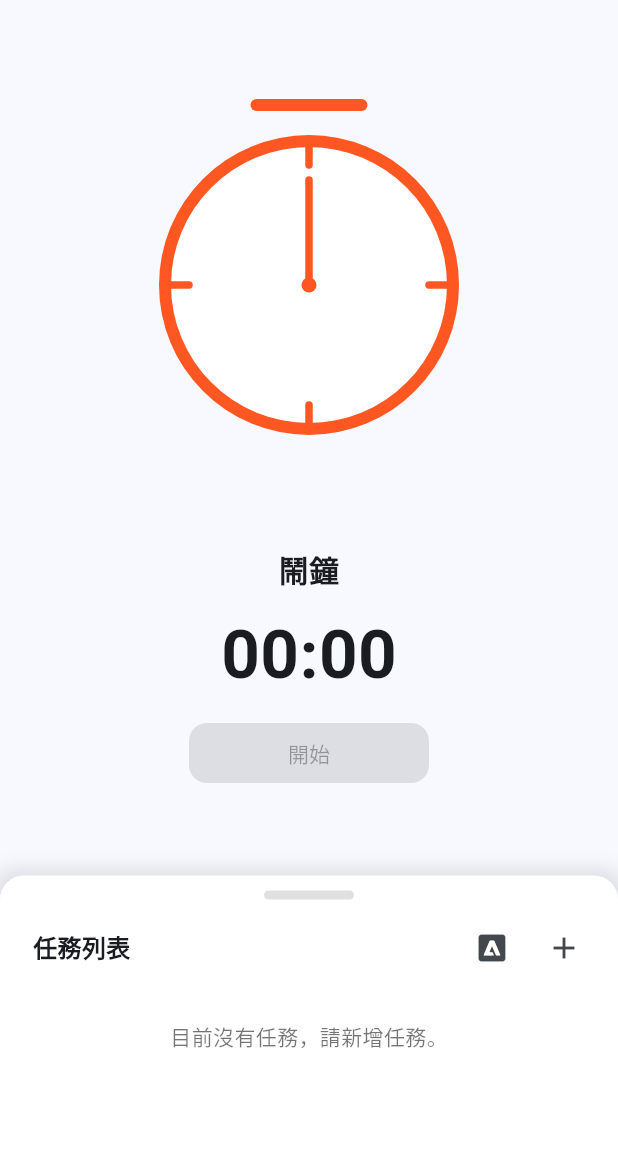
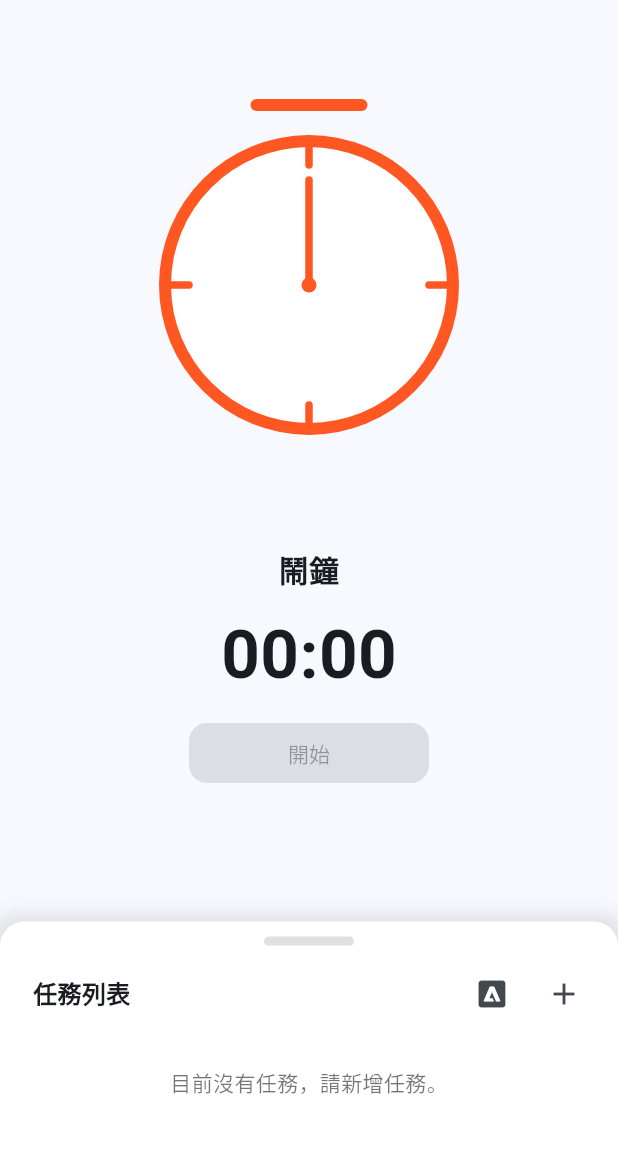
Before and after one commit to chengpuliang/tomato_bo, a Flutter app: the screen it shows after launch, on a phone screen of 412 x 824 dp, the part 84-1236 px from its top. Run offline on Flutter 3.47's test engine with Material 3 defaults, Android fonts, the phone set to English and light mode, and no system bars.

Commit message:
12/08 18:00

```diff
--- a/lib/main.dart
+++ b/lib/main.dart
@@ -234,8 +234,8 @@ class _MyHomePageState extends State<MyHomePage> {
         ),
         DraggableScrollableSheet(
           controller: _draggableScrollableController,
-          initialChildSize: 0.24,
-          minChildSize: 0.24,
+          initialChildSize: 0.2,
+          minChildSize: 0.2,
           maxChildSize: 0.95,
           snap: true,
           builder: (BuildContext context, ScrollController scrollController) {
@@ -294,9 +294,7 @@ class _MyHomePageState extends State<MyHomePage> {
 
   Widget _buildTaskListPage(ScrollController scrollController,
       DraggableScrollableController draggableScrollableController) {
-    return SingleChildScrollView(
-      controller: scrollController,
-      child: Column(
+    return Column(
       children: [
         Padding(
           padding: const EdgeInsets.only(left: 10.0, bottom: 5.0),
@@ -359,13 +357,14 @@ class _MyHomePageState extends State<MyHomePage> {
               style: TextStyle(color: Colors.black54),
             ),
           ),
-          ReorderableListView.builder(
+        Expanded(
+            child: ReorderableListView.builder(
                 shrinkWrap: true,
-            physics: const ClampingScrollPhysics(),
+                scrollController: scrollController,
                 itemBuilder: (context, index) {
                   final task = widget.taskService.tasks[index];
                   return Dismissible(
-                  key: UniqueKey(),
+                    key: ObjectKey(task),
                     onDismissed: (direction) {
                       setState(() {
                         if (widget.taskService.tasks.first == task) {
@@ -422,10 +421,8 @@ class _MyHomePageState extends State<MyHomePage> {
                       updateTimer();
                     }
                   });
-            }
-          )
+                }))
       ],
-      ),
     );
   }
 
```
Lines whose indentation alone changed are shown as unchanged.
